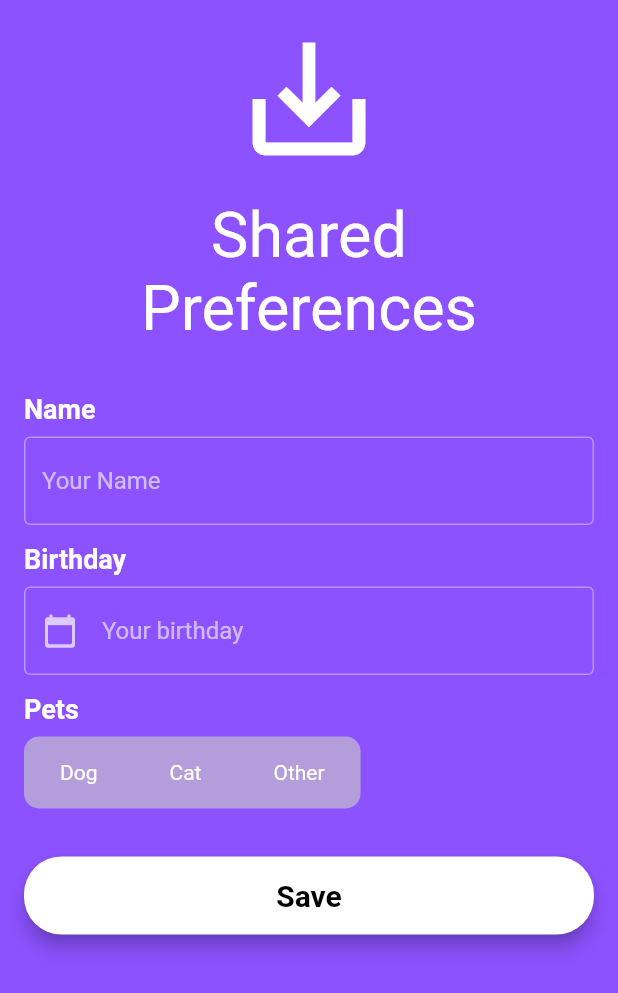
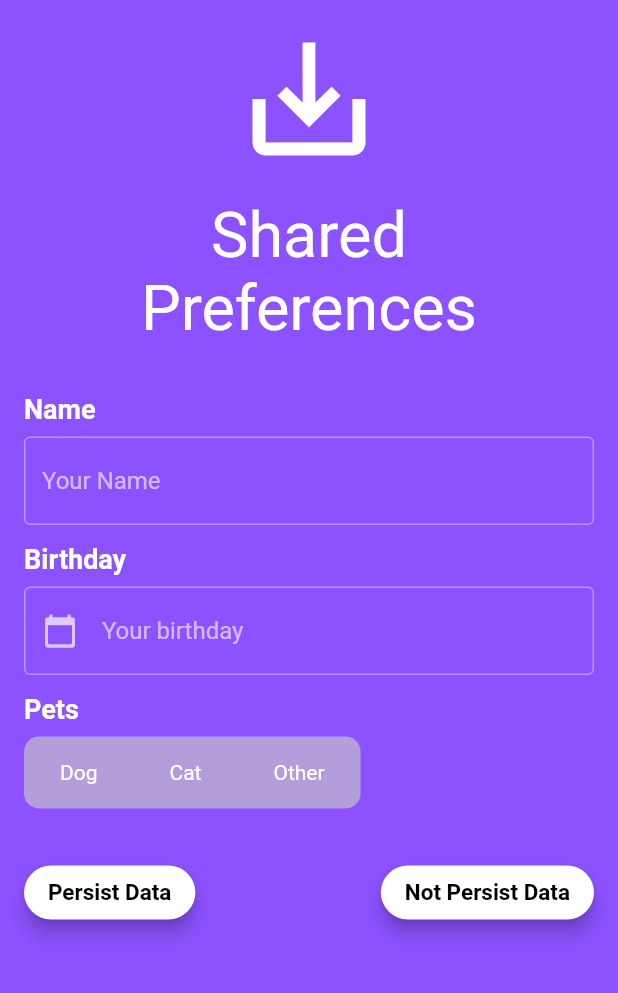
Before and after one commit to the-accidental-engineer/SharePrefDemo, a Flutter app: the screen it shows after launch, on a phone screen of 412 x 824 dp. Shown: the top 993 px of the screen. Run offline on Flutter 3.47's test engine with Material 2 defaults, Android fonts, the light colour scheme and no system bars; our stand-ins replace shared_preferences.

Commit message:
first commit

```diff
--- a/lib/page/user_page.dart
+++ b/lib/page/user_page.dart
@@ -46,7 +46,10 @@ class _UserPageState extends State<UserPage> {
               const SizedBox(height: 12),
               buildPets(),
               const SizedBox(height: 32),
-              buildButton(),
+              Row(
+                mainAxisAlignment: MainAxisAlignment.spaceBetween,
+                children: [buildSaveButton(), buildDeleteButton()],
+              ),
             ],
           ),
         ),
@@ -82,12 +85,18 @@ class _UserPageState extends State<UserPage> {
         ),
       );
 
-  Widget buildButton() => ButtonWidget(
-      text: 'Save',
+  Widget buildSaveButton() => ButtonWidget(
+      text: 'Persist Data',
       onClicked: () async {
         await UserSimplePreferences.setUsername(name);
         await UserSimplePreferences.setBirthday(birthday);
         await UserSimplePreferences.setPets(pets);
+      });
+
+  Widget buildDeleteButton() => ButtonWidget(
+      text: 'Not Persist Data',
+      onClicked: () {
+        UserSimplePreferences.deleteData();
       });
 
   Widget buildTitle({
--- a/lib/widget/button_widget.dart
+++ b/lib/widget/button_widget.dart
@@ -12,7 +12,7 @@ class ButtonWidget extends StatelessWidget {
   @override
   Widget build(BuildContext context) => ElevatedButton(
         style: ElevatedButton.styleFrom(
-          minimumSize: Size.fromHeight(52),
+          // minimumSize: Size.fromHeight(52),
           primary: Colors.white,
           elevation: 5,
           shape: RoundedRectangleBorder(
@@ -21,7 +21,7 @@ class ButtonWidget extends StatelessWidget {
         ),
         child: Text(
           text,
-          style: TextStyle(fontSize: 20, fontWeight: FontWeight.bold),
+          style: TextStyle(fontSize: 15, fontWeight: FontWeight.bold),
         ),
         onPressed: onClicked,
       );
--- a/pubspec.yaml
+++ b/pubspec.yaml
@@ -1,4 +1,4 @@
-name: shared_pref_demo
+name: share_pref_demo
 version: 1.0.0+1
 
 environment:
```
Also changed, not shown: lib/utils/user_simple_preferences.dart (+6 -2 lines).
